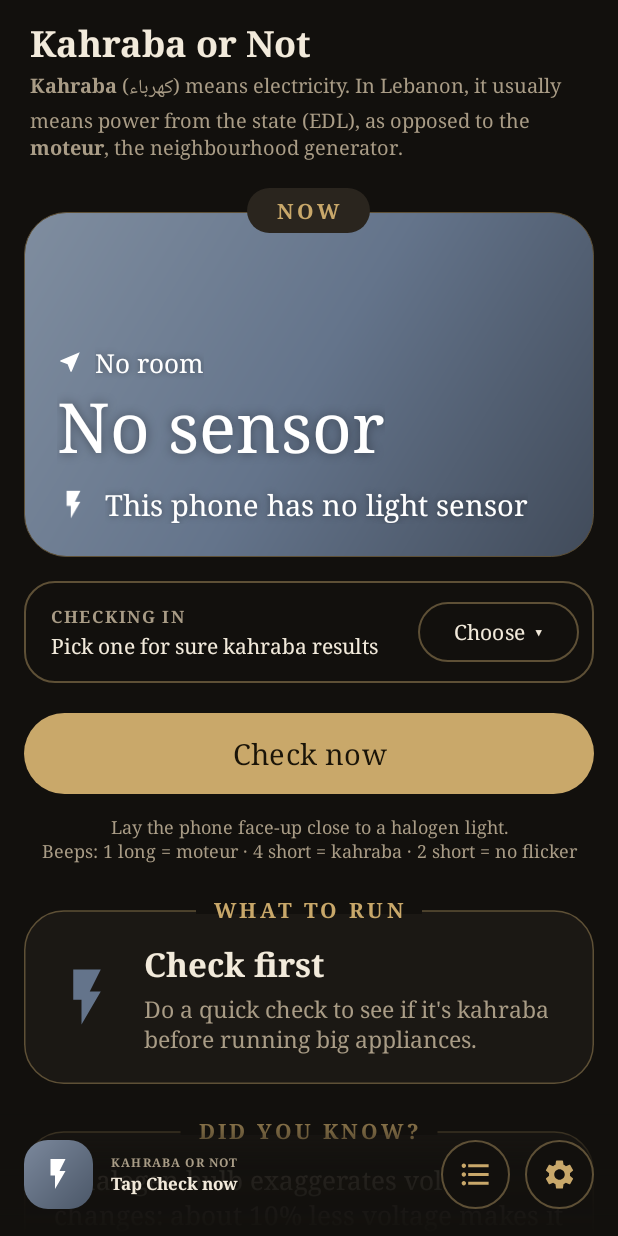
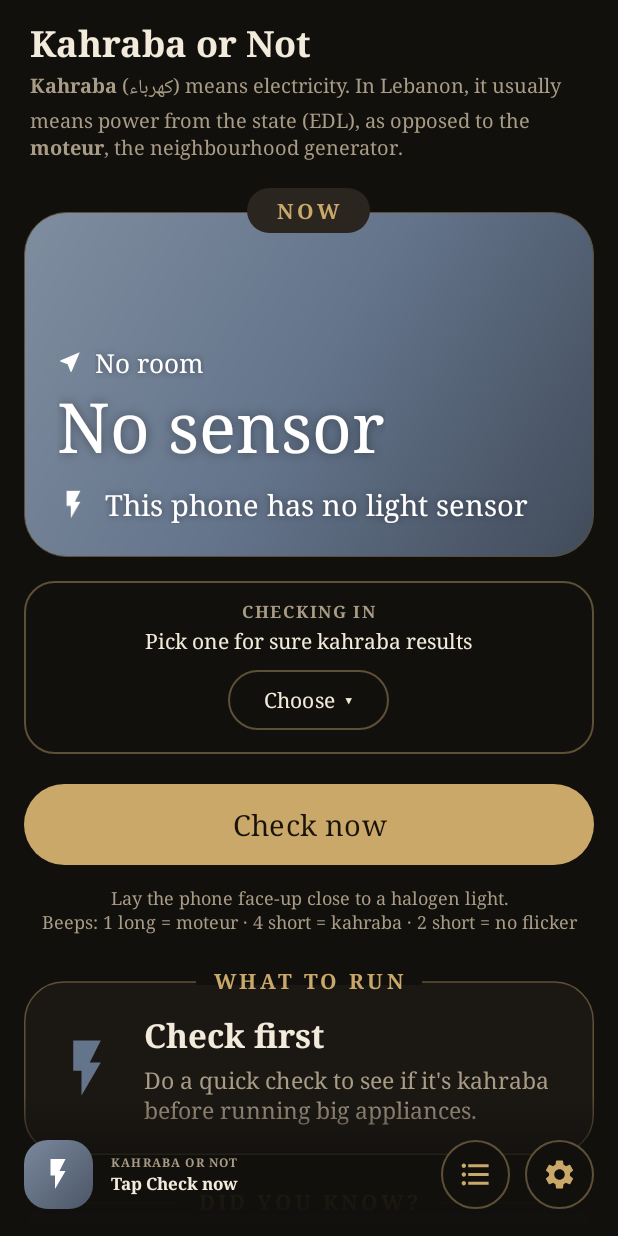
Before and after one commit to btpe831/Kahraba, an Android app: the MainActivity screen opened directly, with no data from a screen before it, after a tap on "No room", on a phone screen of 412 x 824 dp. Run offline under Robolectric (Android 15) with nearby library versions, the phone set to English and light mode, and no system bars.

Commit message:
Room box: button centred at the bottom (1.3.2)
Co-Authored-By: Claude Opus 5.5 <noreply@anthropic.com>
Claude-Session: https://claude.ai/code/session_01PtKZYC5E2QmJcQQHCUJn71

```diff
--- a/app/src/main/res/layout/activity_main.xml
+++ b/app/src/main/res/layout/activity_main.xml
@@ -166,23 +166,12 @@
                 android:layout_height="wrap_content"
                 android:layout_marginTop="16dp"
                 android:background="@drawable/note_field"
+                android:gravity="center_horizontal"
                 android:orientation="vertical"
                 android:paddingStart="18dp"
-                android:paddingTop="10dp"
-                android:paddingEnd="10dp"
-                android:paddingBottom="10dp">
-
-                <LinearLayout
-                    android:layout_width="match_parent"
-                    android:layout_height="wrap_content"
-                    android:gravity="center_vertical"
-                    android:orientation="horizontal">
-
-                    <LinearLayout
-                        android:layout_width="0dp"
-                        android:layout_height="wrap_content"
-                        android:layout_weight="1"
-                        android:orientation="vertical">
+                android:paddingTop="12dp"
+                android:paddingEnd="18dp"
+                android:paddingBottom="12dp">
 
                 <TextView
                     android:layout_width="wrap_content"
@@ -198,18 +187,19 @@
                     android:layout_width="wrap_content"
                     android:layout_height="wrap_content"
                     android:layout_marginTop="2dp"
+                    android:gravity="center"
                     android:textColor="?attr/appText"
                     android:textSize="14sp" />
-                    </LinearLayout>
 
                 <com.google.android.material.button.MaterialButton
                     android:id="@+id/spotButton"
                     style="@style/OutlinePill"
                     android:layout_width="wrap_content"
                     android:layout_height="wrap_content"
+                    android:layout_marginTop="6dp"
                     android:text="None" />
             </LinearLayout>
-            </LinearLayout>
+
             <com.google.android.material.button.MaterialButton
                 android:id="@+id/checkButton"
                 style="@style/PrimaryButton"
--- a/gradle.properties
+++ b/gradle.properties
@@ -6,4 +6,4 @@ kotlin.code.style=official
 # The version people see: MAJOR.MINOR.PATCH. Small fixes bump PATCH (1.2.1 -> 1.2.2),
 # a batch of new features bumps MINOR (-> 1.3.0), something big bumps MAJOR (-> 2.0.0).
 # Android updates use the build number, so this label never forces a reinstall.
-appVersion=1.3.1
+appVersion=1.3.2
```
Lines whose indentation alone changed are shown as unchanged.
